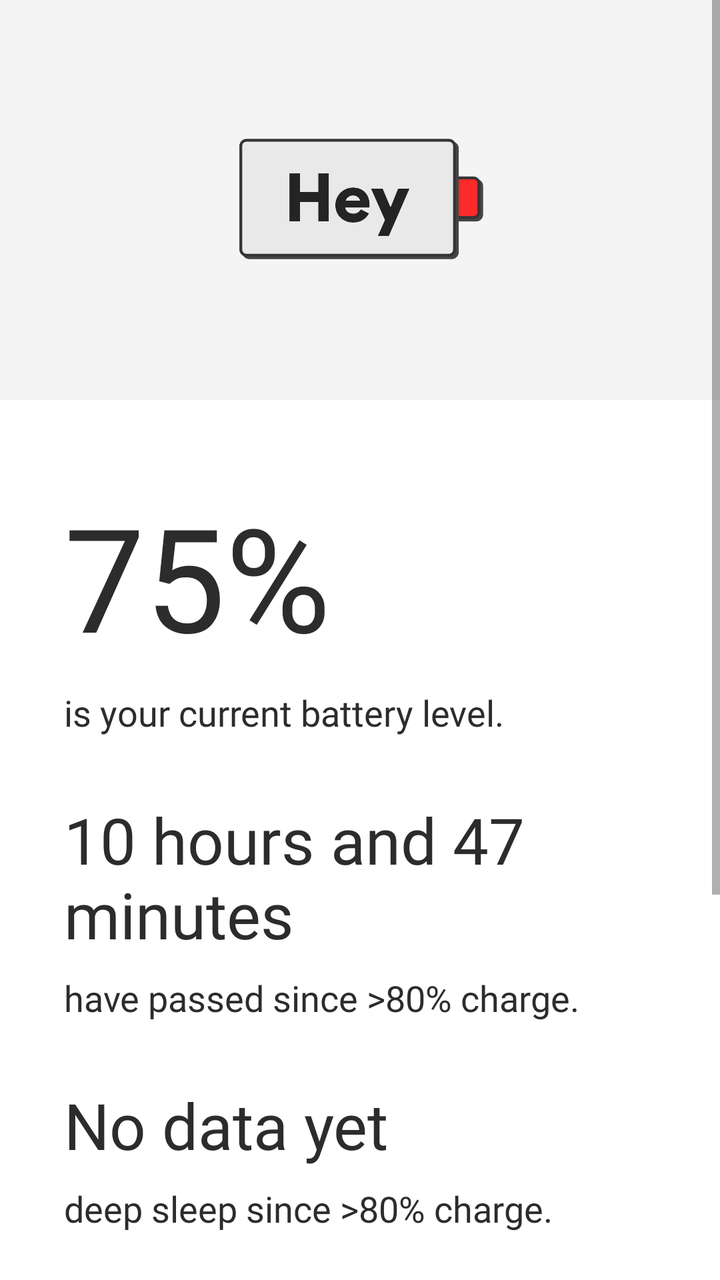
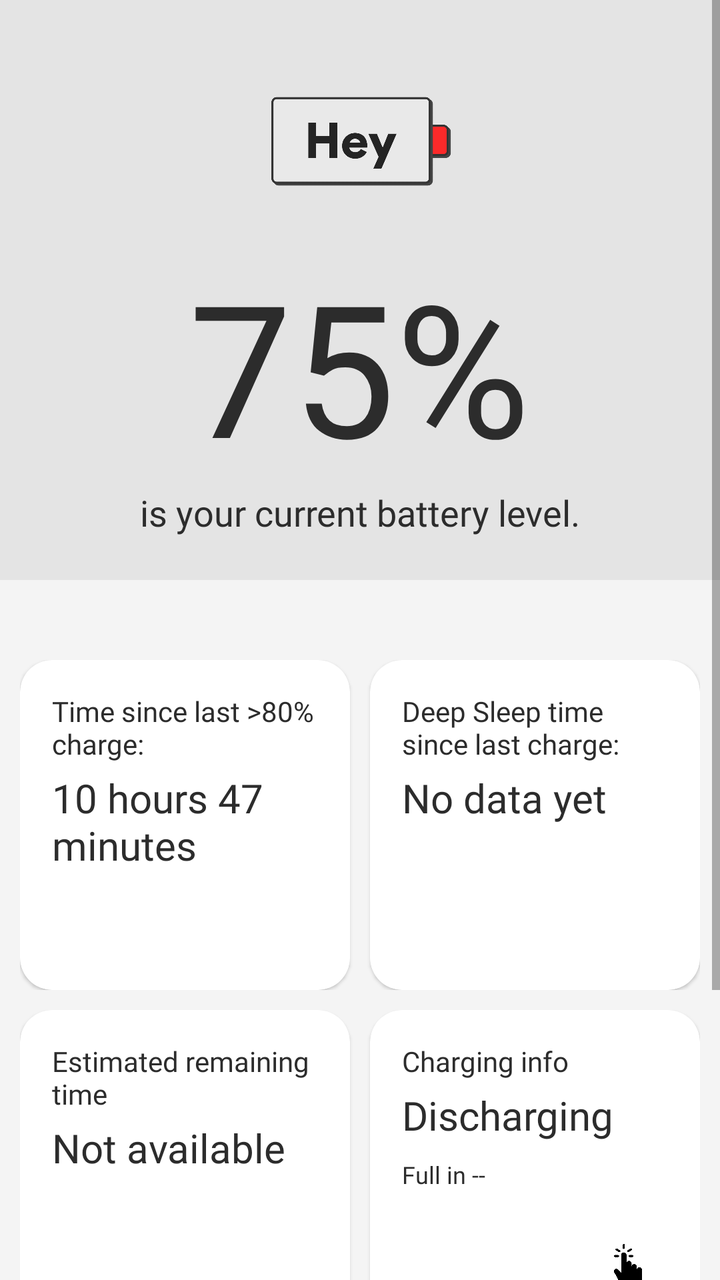

Screens rendered from an Android XML layout before and after an edit, with the pre-edit source and the edit as a unified diff.
<!-- AndroidManifest.xml: application theme Theme.BatteryStats -->
<!-- res/layout/activity_main.xml -->
<?xml version="1.0" encoding="utf-8"?>
<ScrollView xmlns:android="http://schemas.android.com/apk/res/android"
    android:layout_width="match_parent"
    android:layout_height="match_parent"
    android:background="@color/background_color"
    android:fillViewport="true">

    <LinearLayout
        android:layout_width="match_parent"
        android:layout_height="wrap_content"
        android:orientation="vertical"
        android:gravity="top"
        android:layout_gravity="top">

        
        <LinearLayout
            android:id="@+id/headerSection"
            android:layout_width="match_parent"
            android:layout_height="wrap_content"
            android:minHeight="200dp"
            android:orientation="vertical"
            android:background="@color/header_background"
            android:gravity="center"
            android:paddingLeft="24dp"
            android:paddingRight="24dp"
            android:layout_marginBottom="40dp">

            <ImageView
                android:id="@+id/headerLogo"
                android:layout_width="128dp"
                android:layout_height="128dp"
                android:src="@drawable/battery_icon"
                android:layout_gravity="center_horizontal"
                android:contentDescription="Header logo"/>
        </LinearLayout>

        <LinearLayout
            android:layout_width="match_parent"
            android:layout_height="wrap_content"
            android:orientation="vertical"
            android:paddingLeft="32dp"
            android:paddingRight="32dp"
            android:paddingBottom="32dp">

            <TextView
                android:id="@+id/batteryPercentage"
                android:layout_width="wrap_content"
                android:layout_height="wrap_content"
                android:text="75%"
                android:textSize="72sp"
                android:textColor="@color/text_color"
                android:fontFamily="@font/productsans_black"
                android:layout_marginBottom="8dp"/>

            <TextView
                android:layout_width="wrap_content"
                android:layout_height="wrap_content"
                android:text="is your current battery level."
                android:textSize="18sp"
                android:textColor="@color/text_color"
                android:fontFamily="@font/productsans_bold"
                android:layout_marginBottom="30dp"/>

            
            <TextView
                android:id="@+id/timeSinceCharge"
                android:layout_width="wrap_content"
                android:layout_height="wrap_content"
                android:text="10 hours and 47 minutes"
                android:textSize="32sp"
                android:textColor="@color/text_color"
                android:fontFamily="@font/productsans_black"
                android:layout_marginBottom="8dp"/>

            <TextView
                android:layout_width="wrap_content"
                android:layout_height="wrap_content"
                android:text="have passed since >80% charge."
                android:textSize="18sp"
                android:textColor="@color/text_color"
                android:fontFamily="@font/productsans_bold"
                android:layout_marginBottom="30dp"/>

            
            <TextView
                android:id="@+id/deepSleepTime"
                android:layout_width="wrap_content"
                android:layout_height="wrap_content"
                android:text="No data yet"
                android:textSize="32sp"
                android:textColor="@color/text_color"
                android:fontFamily="@font/productsans_black"
                android:layout_marginBottom="8dp"/>

            <TextView
                android:layout_width="wrap_content"
                android:layout_height="wrap_content"
                android:text="deep sleep since >80% charge."
                android:textSize="18sp"
                android:textColor="@color/text_color"
                android:fontFamily="@font/productsans_bold"
                android:layout_marginBottom="30dp"/>

            
            <TextView
                android:layout_width="wrap_content"
                android:layout_height="wrap_content"
                android:text="Estimated remaining time:"
                android:textSize="18sp"
                android:textColor="@color/text_color"
                android:fontFamily="@font/productsans_bold"
                android:layout_marginBottom="8dp"/>

            
            <TextView
                android:id="@+id/remainingTime"
                android:layout_width="wrap_content"
                android:layout_height="wrap_content"
                android:text="Calculating..."
                android:textSize="32sp"
                android:textColor="@color/text_color"
                android:fontFamily="@font/productsans_black"
                android:layout_marginBottom="30dp"/>

            
            <TextView
                android:id="@+id/chargingInfoLabel"
                android:layout_width="wrap_content"
                android:layout_height="wrap_content"
                android:text="Charging info:"
                android:textSize="18sp"
                android:textColor="@color/text_color"
                android:fontFamily="@font/productsans_bold"
                android:layout_marginBottom="0dp"/>

            
            <TextView
                android:id="@+id/chargingInfo"
                android:layout_width="wrap_content"
                android:layout_height="wrap_content"
                android:text="discharging"
                android:textSize="32sp"
                android:textColor="@color/text_color"
                android:fontFamily="@font/productsans_black"
                android:layout_marginBottom="24dp"/>

            
            <TextView
                android:id="@+id/aboutButton"
                android:layout_width="wrap_content"
                android:layout_height="wrap_content"
                android:text="🔴 About HeyBattery"
                android:textSize="18sp"
                android:textColor="@color/text_color"
                android:fontFamily="@font/productsans_bold"
                android:layout_marginTop="16dp"
                android:padding="0dp"
                android:clickable="true"
                android:focusable="true" />
        </LinearLayout>
    </LinearLayout>
</ScrollView>
<!-- resources referenced by this layout -->
<resources>
  <color name="background_color">#FFFFFF</color>
  <color name="header_background">#FFF4F4F4</color>
  <color name="text_color">#2C2C2C</color>
  <!-- drawable battery_icon: png bitmap (drawable, 24275 bytes) -->
  <style name="Theme.BatteryStats" parent="Theme.MaterialComponents.DayNight.NoActionBar">
          
          <item name="colorPrimary">#FFC832</item>
          <item name="colorPrimaryVariant">#E6A800</item>
          <item name="colorOnPrimary">#000000</item>
          
          <item name="colorSecondary">#FFC832</item>
          <item name="colorSecondaryVariant">#E6A800</item>
          <item name="colorOnSecondary">#000000</item>
          
          <item name="android:statusBarColor">@color/header_background</item>
          <item name="android:windowLightStatusBar">true</item>
          
          <item name="android:navigationBarColor">@color/background_color</item>
          <item name="android:windowLightNavigationBar">true</item>
          
      </style>
</resources>

<!-- the commit's change to res/layout/activity_main.xml (unified diff, before → after) -->
@@ -1,13 +1,15 @@
 <?xml version="1.0" encoding="utf-8"?>
 <ScrollView xmlns:android="http://schemas.android.com/apk/res/android"
+    xmlns:app="http://schemas.android.com/apk/res-auto"
     android:layout_width="match_parent"
     android:layout_height="match_parent"
     android:background="@color/background_color"
-    android:fillViewport="true">
+    android:fillViewport="true"
+    android:clipToPadding="false">
 
     <LinearLayout
         android:layout_width="match_parent"
-        android:layout_height="wrap_content"
+        android:layout_height="match_parent"
         android:orientation="vertical"
         android:gravity="top"
         android:layout_gravity="top">
@@ -16,147 +18,285 @@
         <LinearLayout
             android:id="@+id/headerSection"
             android:layout_width="match_parent"
-            android:layout_height="wrap_content"
-            android:minHeight="200dp"
+            android:layout_height="290dp"
             android:orientation="vertical"
             android:background="@color/header_background"
             android:gravity="center"
             android:paddingLeft="24dp"
             android:paddingRight="24dp"
+            android:paddingTop="16dp"
+            android:paddingBottom="16dp"
             android:layout_marginBottom="40dp">
 
             <ImageView
                 android:id="@+id/headerLogo"
-                android:layout_width="128dp"
-                android:layout_height="128dp"
-                android:src="@drawable/battery_icon"
+                android:layout_width="100dp"
+                android:layout_height="100dp"
+                android:src="@drawable/battery_icon_cropped"
                 android:layout_gravity="center_horizontal"
-                android:contentDescription="Header logo"/>
-        </LinearLayout>
-
-        <LinearLayout
-            android:layout_width="match_parent"
-            android:layout_height="wrap_content"
-            android:orientation="vertical"
-            android:paddingLeft="32dp"
-            android:paddingRight="32dp"
-            android:paddingBottom="32dp">
+                android:contentDescription="@string/header_logo" />
 
             <TextView
                 android:id="@+id/batteryPercentage"
                 android:layout_width="wrap_content"
                 android:layout_height="wrap_content"
-                android:text="75%"
-                android:textSize="72sp"
+                android:text="@string/battery_level_placeholder"
+                android:textSize="92sp"
                 android:textColor="@color/text_color"
                 android:fontFamily="@font/productsans_black"
-                android:layout_marginBottom="8dp"/>
+                android:layout_gravity="center_horizontal" />
 
             <TextView
                 android:layout_width="wrap_content"
                 android:layout_height="wrap_content"
-                android:text="is your current battery level."
+                android:text="@string/current_battery_level"
                 android:textSize="18sp"
                 android:textColor="@color/text_color"
                 android:fontFamily="@font/productsans_bold"
-                android:layout_marginBottom="30dp"/>
+                android:layout_gravity="center_horizontal" />
+        </LinearLayout>
+
+        
+        <LinearLayout
+            android:layout_width="match_parent"
+            android:layout_height="0dp"
+            android:layout_weight="1"
+            android:orientation="vertical"
+            android:paddingLeft="10dp"
+            android:paddingRight="10dp"
+            android:paddingBottom="32dp"
+            android:clipToPadding="false"
+            android:clipChildren="false">
 
             
-            <TextView
-                android:id="@+id/timeSinceCharge"
-                android:layout_width="wrap_content"
+            <LinearLayout
+                android:layout_width="match_parent"
                 android:layout_height="wrap_content"
-                android:text="10 hours and 47 minutes"
-                android:textSize="32sp"
-                android:textColor="@color/text_color"
-                android:fontFamily="@font/productsans_black"
-                android:layout_marginBottom="8dp"/>
-
-            <TextView
-                android:layout_width="wrap_content"
-                android:layout_height="wrap_content"
-                android:text="have passed since >80% charge."
-                android:textSize="18sp"
-                android:textColor="@color/text_color"
-                android:fontFamily="@font/productsans_bold"
-                android:layout_marginBottom="30dp"/>
-
-            
-            <TextView
-                android:id="@+id/deepSleepTime"
-                android:layout_width="wrap_content"
-                android:layout_height="wrap_content"
-                android:text="No data yet"
-                android:textSize="32sp"
-                android:textColor="@color/text_color"
-                android:fontFamily="@font/productsans_black"
-                android:layout_marginBottom="8dp"/>
-
-            <TextView
-                android:layout_width="wrap_content"
-                android:layout_height="wrap_content"
-                android:text="deep sleep since >80% charge."
-                android:textSize="18sp"
-                android:textColor="@color/text_color"
-                android:fontFamily="@font/productsans_bold"
-                android:layout_marginBottom="30dp"/>
-
-            
-            <TextView
-                android:layout_width="wrap_content"
-                android:layout_height="wrap_content"
-                android:text="Estimated remaining time:"
-                android:textSize="18sp"
-                android:textColor="@color/text_color"
-                android:fontFamily="@font/productsans_bold"
-                android:layout_marginBottom="8dp"/>
-
-            
-            <TextView
-                android:id="@+id/remainingTime"
-                android:layout_width="wrap_content"
-                android:layout_height="wrap_content"
-                android:text="Calculating..."
-                android:textSize="32sp"
-                android:textColor="@color/text_color"
-                android:fontFamily="@font/productsans_black"
-                android:layout_marginBottom="30dp"/>
-
-            
-            <TextView
-                android:id="@+id/chargingInfoLabel"
-                android:layout_width="wrap_content"
-                android:layout_height="wrap_content"
-                android:text="Charging info:"
-                android:textSize="18sp"
-                android:textColor="@color/text_color"
-                android:fontFamily="@font/productsans_bold"
-                android:layout_marginBottom="0dp"/>
-
-            
-            <TextView
-                android:id="@+id/chargingInfo"
-                android:layout_width="wrap_content"
-                android:layout_height="wrap_content"
-                android:text="discharging"
-                android:textSize="32sp"
-                android:textColor="@color/text_color"
-                android:fontFamily="@font/productsans_black"
-                android:layout_marginBottom="24dp"/>
+                android:orientation="vertical"
+                android:layout_marginBottom="12dp">
+
+                
+                <androidx.constraintlayout.widget.ConstraintLayout
+                    android:layout_width="match_parent"
+                    android:layout_height="wrap_content"
+                    android:layout_marginBottom="10dp">
+
+                    <com.google.android.material.card.MaterialCardView
+                        android:id="@+id/card_time_since_charge"
+                        android:layout_width="0dp"
+                        android:layout_height="0dp"
+                        android:layout_marginEnd="10dp"
+                        app:cardCornerRadius="16dp"
+                        app:layout_constraintDimensionRatio="1:1"
+                        app:layout_constraintTop_toTopOf="parent"
+                        app:layout_constraintBottom_toBottomOf="parent"
+                        app:layout_constraintStart_toStartOf="parent"
+                        app:layout_constraintEnd_toStartOf="@+id/card_deep_sleep">
+
+                        <LinearLayout
+                            android:layout_width="match_parent"
+                            android:layout_height="match_parent"
+                            android:orientation="vertical"
+                            android:padding="16dp">
+
+                            
+                            <TextView
+                                android:layout_width="wrap_content"
+                                android:layout_height="wrap_content"
+                                android:fontFamily="@font/productsans_bold"
+                                android:text="Time since last >80% charge:"
+                                android:textColor="@color/text_color"
+                                android:textSize="14sp"
+                                android:layout_marginBottom="4dp" />
+
+                            
+                            <TextView
+                                android:id="@+id/timeSinceCharge"
+                                android:layout_width="wrap_content"
+                                android:layout_height="wrap_content"
+                                android:fontFamily="@font/productsans_black"
+                                android:text="@string/time_since_charge_placeholder"
+                                android:textColor="@color/text_color"
+                                android:textSize="20sp" />
+                        </LinearLayout>
+                    </com.google.android.material.card.MaterialCardView>
+
+                    <com.google.android.material.card.MaterialCardView
+                        android:id="@+id/card_deep_sleep"
+                        android:layout_width="0dp"
+                        android:layout_height="0dp"
+                        app:cardCornerRadius="16dp"
+                        app:layout_constraintDimensionRatio="1:1"
+                        app:layout_constraintTop_toTopOf="parent"
+                        app:layout_constraintBottom_toBottomOf="parent"
+                        app:layout_constraintStart_toEndOf="@+id/card_time_since_charge"
+                        app:layout_constraintEnd_toEndOf="parent">
+
+                        <LinearLayout
+                            android:layout_width="match_parent"
+                            android:layout_height="match_parent"
+                            android:orientation="vertical"
+                            android:padding="16dp">
+
+                            
+                            <TextView
+                                android:layout_width="wrap_content"
+                                android:layout_height="wrap_content"
+                                android:fontFamily="@font/productsans_bold"
+                                android:text="Deep Sleep time since last charge:"
+                                android:textColor="@color/text_color"
+                                android:textSize="14sp"
+                                android:layout_marginBottom="4dp" />
+
+                            
+                            <TextView
+                                android:id="@+id/deepSleepTime"
+                                android:layout_width="wrap_content"
+                                android:layout_height="wrap_content"
+                                android:fontFamily="@font/productsans_black"
+                                android:text="@string/no_data_yet"
+                                android:textColor="@color/text_color"
+                                android:textSize="20sp" />
+                        </LinearLayout>
+                    </com.google.android.material.card.MaterialCardView>
+                </androidx.constraintlayout.widget.ConstraintLayout>
+
+
+                
+                <androidx.constraintlayout.widget.ConstraintLayout
+                    android:layout_width="match_parent"
+                    android:layout_height="wrap_content">
+
+                    <com.google.android.material.card.MaterialCardView
+                        android:id="@+id/card_estimated_time"
+                        android:layout_width="0dp"
+                        android:layout_height="0dp"
+                        android:layout_marginEnd="10dp"
+                        app:cardCornerRadius="16dp"
+                        app:layout_constraintDimensionRatio="1:1"
+                        app:layout_constraintTop_toTopOf="parent"
+                        app:layout_constraintBottom_toBottomOf="parent"
+                        app:layout_constraintStart_toStartOf="parent"
+                        app:layout_constraintEnd_toStartOf="@+id/card_charging_info">
+
+                        <LinearLayout
+                            android:layout_width="match_parent"
+                            android:layout_height="match_parent"
+                            android:orientation="vertical"
+                            android:padding="16dp">
+
+                            <TextView
+                                android:layout_width="wrap_content"
+                                android:layout_height="wrap_content"
+                                android:fontFamily="@font/productsans_bold"
+                                android:text="@string/estimated_remaining_time"
+                                android:textColor="@color/text_color"
+                                android:textSize="14sp"
+                                android:layout_marginBottom="4dp" />
+
+                            <TextView
+                                android:id="@+id/remainingTime"
+                                android:layout_width="wrap_content"
+                                android:layout_height="wrap_content"
+                                android:fontFamily="@font/productsans_black"
+                                android:text="@string/not_available"
+                                android:textColor="@color/text_color"
+                                android:textSize="20sp" />
+                        </LinearLayout>
+                    </com.google.android.material.card.MaterialCardView>
+
+                    <com.google.android.material.card.MaterialCardView
+                        android:id="@+id/card_charging_info"
+                        android:layout_width="0dp"
+                        android:layout_height="0dp"
+                        app:cardCornerRadius="16dp"
+                        app:layout_constraintDimensionRatio="1:1"
+                        app:layout_constraintTop_toTopOf="parent"
+                        app:layout_constraintBottom_toBottomOf="parent"
+                        app:layout_constraintStart_toEndOf="@+id/card_estimated_time"
+                        app:layout_constraintEnd_toEndOf="parent">
+
+                        <FrameLayout
+                            android:layout_width="match_parent"
+                            android:layout_height="match_parent"
+                            android:padding="16dp">
+
+                            <LinearLayout
+                                android:layout_width="match_parent"
+                                android:layout_height="match_parent"
+                                android:orientation="vertical">
+
+                                <TextView
+                                    android:layout_width="wrap_content"
+                                    android:layout_height="wrap_content"
+                                    android:fontFamily="@font/productsans_bold"
+                                    android:text="@string/charging_info"
+                                    android:textColor="@color/text_color"
+                                    android:textSize="14sp"
+                                    android:layout_marginBottom="4dp" />
+
+                                <TextView
+                                    android:id="@+id/chargingInfo"
+                                    android:layout_width="wrap_content"
+                                    android:layout_height="wrap_content"
+                                    android:fontFamily="@font/productsans_black"
+                                    android:text="@string/discharging"
+                                    android:textColor="@color/text_color"
+                                    android:textSize="20sp"
+                                    android:layout_marginBottom="4dp"/>
+
+                                <TextView
+                                    android:id="@+id/timeToFullText"
+                                    android:layout_width="wrap_content"
+                                    android:layout_height="wrap_content"
+                                    android:fontFamily="@font/productsans_bold"
+                                    android:text="Full in --"
+                                    android:textColor="@color/text_color"
+                                    android:textSize="12sp"
+                                    android:layout_marginTop="4dp" />
+                            </LinearLayout>
+
+                            <ImageView
+                                android:id="@+id/chargingHintIcon"
+                                android:layout_width="24dp"
+                                android:layout_height="24dp"
+                                android:src="@drawable/ic_hand_point"
+                                android:layout_gravity="bottom|end"
+                                android:layout_marginEnd="8dp"
+                                android:layout_marginBottom="8dp"
+                                android:contentDescription="Clickable hint icon" />
+                        </FrameLayout>
+                    </com.google.android.material.card.MaterialCardView>
+                </androidx.constraintlayout.widget.ConstraintLayout>
+            </LinearLayout>
+
 
             
             <TextView
                 android:id="@+id/aboutButton"
                 android:layout_width="wrap_content"
                 android:layout_height="wrap_content"
-                android:text="🔴 About HeyBattery"
+                android:text="@string/about_heybattery"
                 android:textSize="18sp"
                 android:textColor="@color/text_color"
                 android:fontFamily="@font/productsans_bold"
-                android:layout_marginTop="16dp"
-                android:padding="0dp"
-                android:clickable="true"
-                android:focusable="true" />
+                android:layout_marginTop="25dp"
+                android:layout_marginBottom="16dp"
+                android:layout_gravity="center_horizontal" />
         </LinearLayout>
+
+        <TextView
+            android:id="@+id/footerSignature"
+            android:layout_width="wrap_content"
+            android:layout_height="wrap_content"
+            android:text="Made with ❤️ by GhostyApps"
+            android:textSize="12sp"
+            android:textColor="@color/text_color"
+            android:fontFamily="@font/productsans_bold"
+            android:layout_gravity="center_horizontal"
+            android:layout_marginTop="8dp"
+            android:layout_marginBottom="24dp"
+            android:clickable="true"
+            android:focusable="true" />
     </LinearLayout>
 </ScrollView>
<!-- resource entries referenced after the edit -->
@@ -1,9 +1,20 @@
 <!-- resources referenced by this layout -->
 <resources>
-  <color name="background_color">#FFFFFF</color>
-  <color name="header_background">#FFF4F4F4</color>
+  <color name="background_color">#F4F4F4</color>
+  <color name="header_background">#E4E4E4</color>
   <color name="text_color">#2C2C2C</color>
-  <!-- drawable battery_icon: png bitmap (drawable, 24275 bytes) -->
+  <!-- drawable battery_icon_cropped: png bitmap (drawable, 25623 bytes) -->
+  <!-- drawable ic_hand_point: png bitmap (drawable, 9413 bytes) -->
+  <string name="about_heybattery">📎 About HeyBattery</string>
+  <string name="battery_level_placeholder">75%</string>
+  <string name="charging_info">Charging info</string>
+  <string name="current_battery_level">is your current battery level.</string>
+  <string name="discharging">Discharging</string>
+  <string name="estimated_remaining_time">Estimated remaining time</string>
+  <string name="header_logo">Header logo</string>
+  <string name="no_data_yet">No data yet</string>
+  <string name="not_available">Not available</string>
+  <string name="time_since_charge_placeholder">10 hours 47 minutes</string>
   <style name="Theme.BatteryStats" parent="Theme.MaterialComponents.DayNight.NoActionBar">
           
           <item name="colorPrimary">#FFC832</item>
